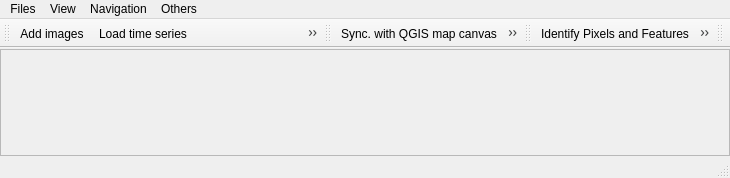
jakimowb/eo-time-series-viewer, file eotimeseriesviewer/ui/timeseriesviewer.ui: the form before one commit.
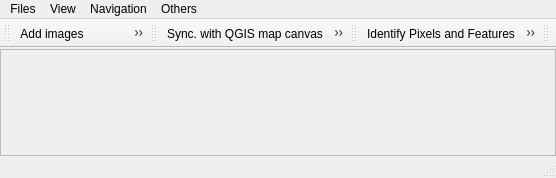
The form after the commit. Icons and pictures are not drawn. Custom widgets are drawn as their Qt base class.

Commit message: fixed exampleEvents call improved about text added "add vector layer" button to map view control

Patch:
```diff
--- a/eotimeseriesviewer/ui/timeseriesviewer.ui
+++ b/eotimeseriesviewer/ui/timeseriesviewer.ui
@@ -6,7 +6,7 @@
    <rect>
     <x>0</x>
     <y>0</y>
-    <width>730</width>
+    <width>556</width>
     <height>178</height>
    </rect>
   </property>
@@ -99,7 +99,7 @@
         <rect>
          <x>0</x>
          <y>0</y>
-         <width>728</width>
+         <width>554</width>
          <height>90</height>
         </rect>
        </property>
@@ -146,7 +146,7 @@
     <rect>
      <x>0</x>
      <y>0</y>
-     <width>730</width>
+     <width>556</width>
      <height>21</height>
     </rect>
    </property>
@@ -235,6 +235,7 @@
    <addaction name="actionLoadTS"/>
    <addaction name="actionClearTS"/>
    <addaction name="actionSaveTS"/>
+   <addaction name="actionAddVectorData"/>
   </widget>
   <widget class="QToolBar" name="toolBarViews">
    <property name="windowTitle">
```
The commit also changes 13 other files.
